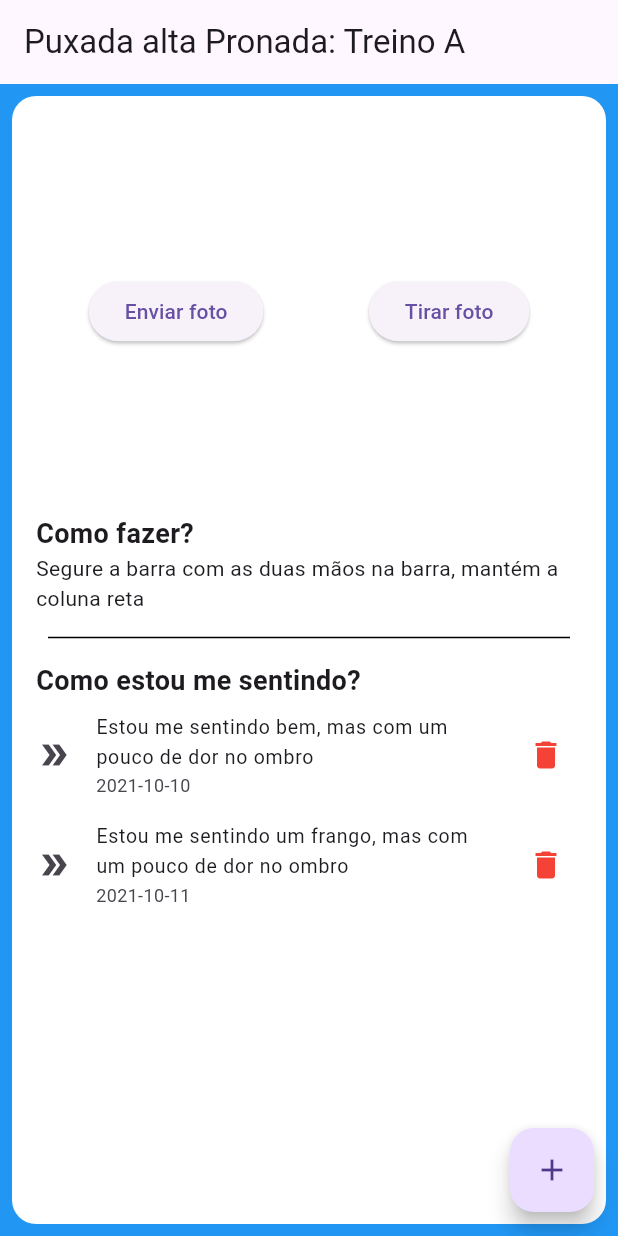
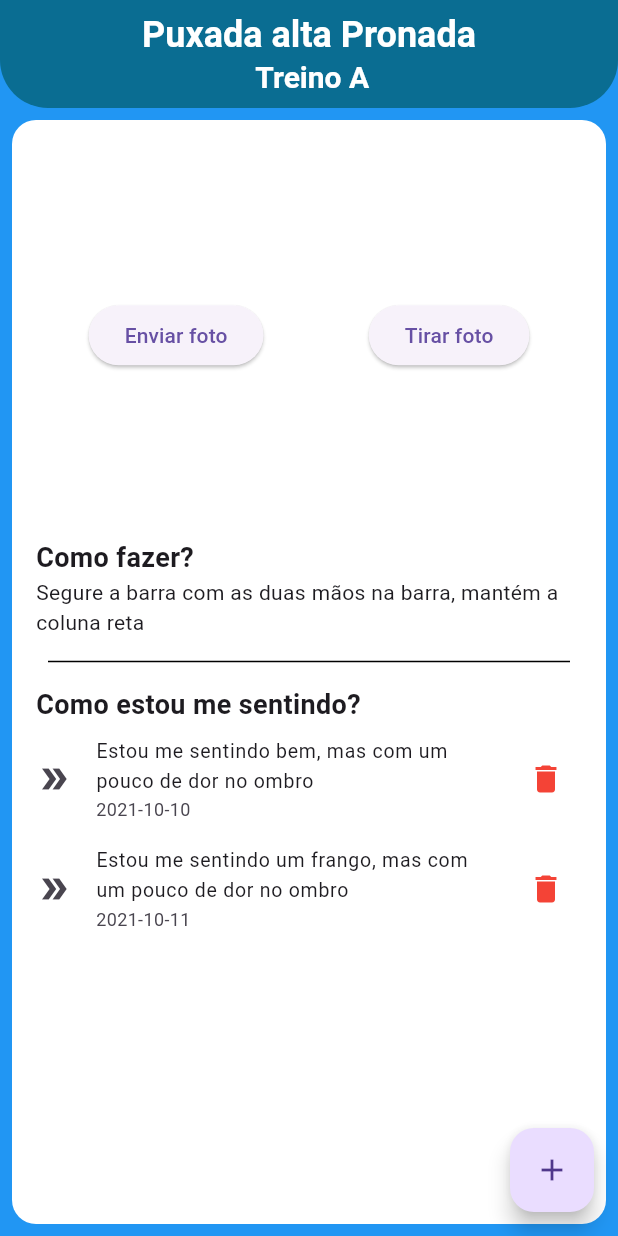
Before and after one commit to YasminSouzaL/repos_tes, a Flutter app: the screen it shows after launch, on a phone screen of 412 x 824 dp. Run offline on Flutter 3.47's test engine with Material 3 defaults, Android fonts, the phone set to English and light mode, and no system bars.

Commit message:
Refatorar título da tela de exercício
Ajusta o título da tela de exercício para exibir o nome do exercício e o treino de forma mais estilizada e legível.

```diff
--- a/primeira/lib/telas/exe_tela.dart
+++ b/primeira/lib/telas/exe_tela.dart
@@ -31,7 +31,30 @@ class ExercicioTela extends StatelessWidget {
     return Scaffold(
       backgroundColor: Colors.blue,
       appBar: AppBar(
-        title: Text("${exercicio.name}:${exercicio.treino}")),
+        title: Column(
+          children: [
+            Text(exercicio.name, style: const TextStyle(
+              fontSize: 24,
+              fontWeight: FontWeight.bold,
+              color: Colors.white),
+            ),
+            Text(exercicio.treino, style: TextStyle(
+              fontSize: 20,
+              fontWeight: FontWeight.bold,
+              color: Colors.white),
+            ),
+          ],
+        ),
+        centerTitle: true,
+        backgroundColor: const Color(0xFF0A6D92),
+        elevation: 0,
+        toolbarHeight: 72,
+        shape: RoundedRectangleBorder(
+          borderRadius: const BorderRadius.vertical(
+            bottom: Radius.circular(32),
+          ),
+        ),
+      ),
       floatingActionButton: FloatingActionButton(
         onPressed: () {
           print("FAB Foi Clicado!");
```
